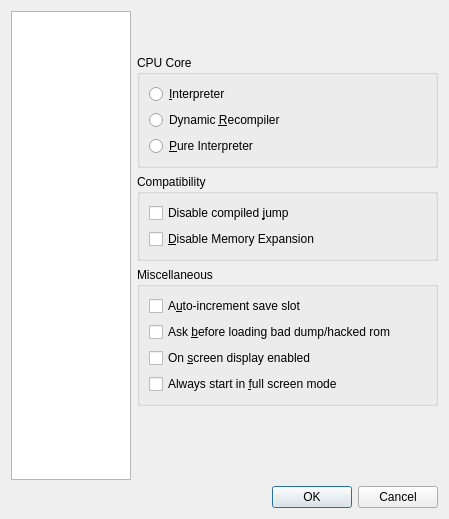
First picture: the form in main/gui_qt4/settingsdialog.ui, repository mupen64plus/mupen64plus-oldsvn, before the edit.
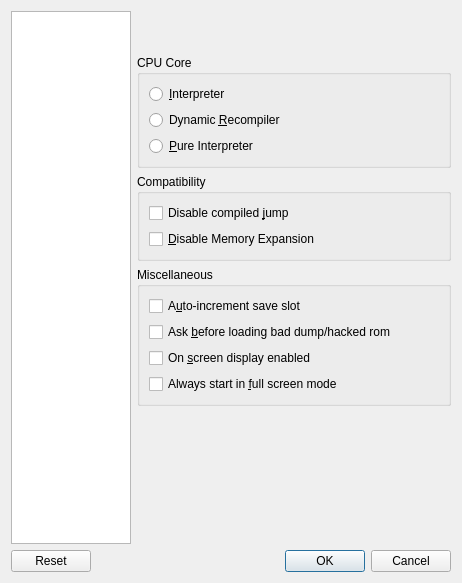
Second picture: the form after the edit. Custom widgets are drawn as their Qt base class.

Commit message: Add reset button to config dialog. Restore Defaults button still missing.

The edit to the form file:
```diff
--- a/main/gui_qt4/settingsdialog.ui
+++ b/main/gui_qt4/settingsdialog.ui
@@ -5,8 +5,8 @@
    <rect>
     <x>0</x>
     <y>0</y>
-    <width>449</width>
-    <height>519</height>
+    <width>462</width>
+    <height>583</height>
    </rect>
   </property>
   <property name="windowTitle" >
@@ -484,7 +484,7 @@
       <enum>Qt::Horizontal</enum>
      </property>
      <property name="standardButtons" >
-      <set>QDialogButtonBox::Cancel|QDialogButtonBox::Ok</set>
+      <set>QDialogButtonBox::Cancel|QDialogButtonBox::Ok|QDialogButtonBox::Reset</set>
      </property>
     </widget>
    </item>
```
The commit also changes 2 other files.
